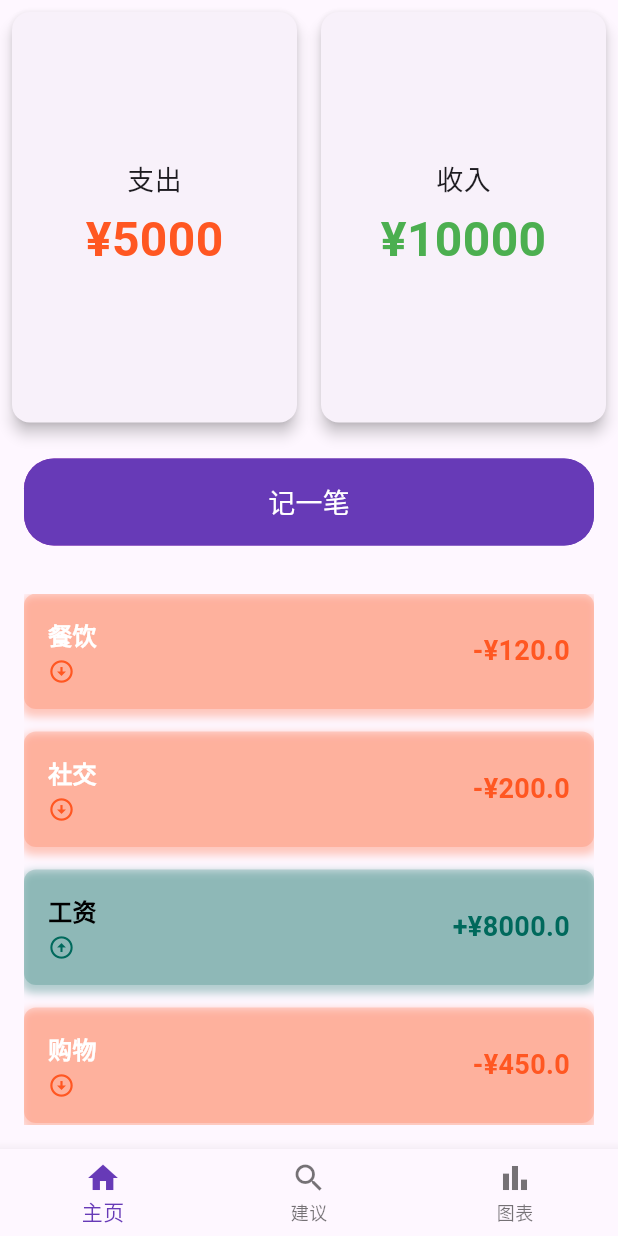
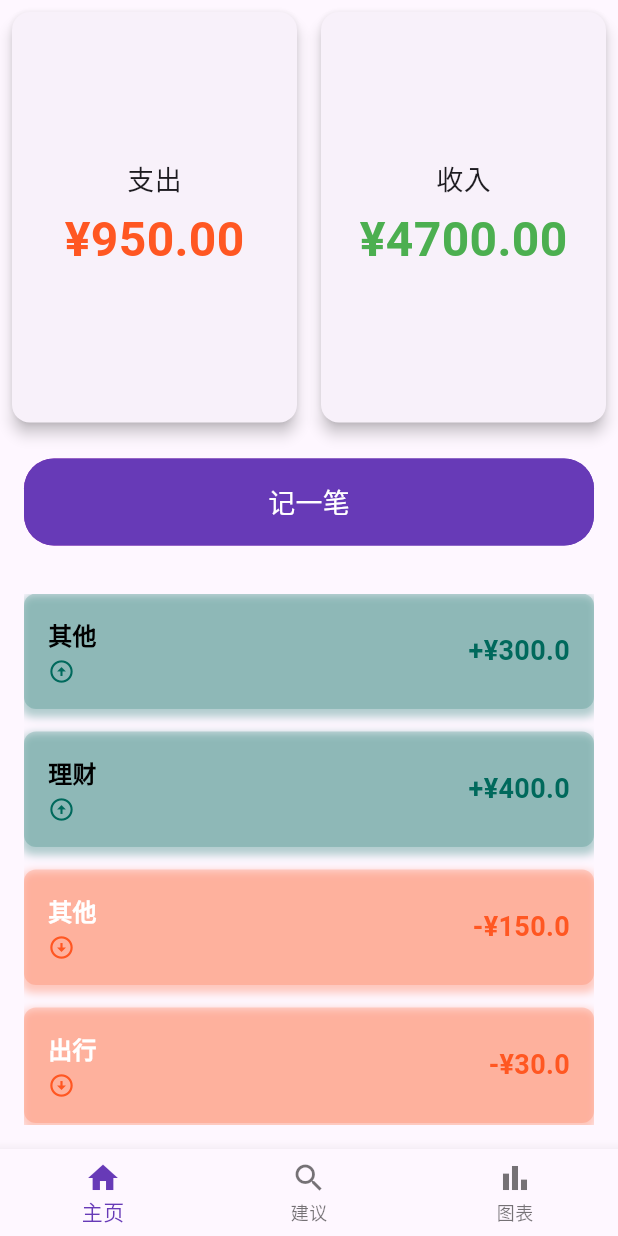
Before and after one commit to ChengHua926/agi_hackathon, a Flutter app: the screen it shows after launch, on a phone screen of 412 x 824 dp. Run offline on Flutter 3.47's test engine with Material 3 defaults, Android fonts, the phone set to English and light mode, and no system bars.

Commit message:
fixed spending order

```diff
--- a/lib/landingPage.dart
+++ b/lib/landingPage.dart
@@ -28,7 +28,17 @@ class _LandingPageState extends State<LandingPage> {
           children: [
             Expanded(
               flex: 3,
-              child: Stack(
+              child: Consumer<SpendingListProvider>(
+                builder: (context, spendingListProvider, child) {
+                  // Calculate totals
+                  double totalExpenses = spendingListProvider.spendings
+                      .where((spending) => spending.isExpense)
+                      .fold(0.0, (sum, item) => sum + item.amount);
+                  double totalIncome = spendingListProvider.spendings
+                      .where((spending) => !spending.isExpense)
+                      .fold(0.0, (sum, item) => sum + item.amount);
+
+                  return Stack(
                     alignment: Alignment.center,
                     children: [
                       Row(
@@ -39,18 +49,18 @@ class _LandingPageState extends State<LandingPage> {
                               elevation: 4.0,
                               child: Container(
                                 padding: const EdgeInsets.all(16.0),
-                            child: const Column(
+                                child: Column(
                                   mainAxisAlignment: MainAxisAlignment.center,
                                   crossAxisAlignment: CrossAxisAlignment.center,
                                   children: [
-                                Text(
+                                    const Text(
                                       "支出",
                                       style: TextStyle(fontSize: 18),
                                     ),
                                     SizedBox(height: 4.0),
                                     Text(
-                                  "¥5000",
-                                  style: TextStyle(
+                                      "¥${totalExpenses.toStringAsFixed(2)}",
+                                      style: const TextStyle(
                                         fontSize: 32,
                                         fontWeight: FontWeight.bold,
                                         color: Colors.deepOrange,
@@ -67,18 +77,18 @@ class _LandingPageState extends State<LandingPage> {
                               elevation: 4.0,
                               child: Container(
                                 padding: const EdgeInsets.all(16.0),
-                            child: const Column(
+                                child: Column(
                                   mainAxisAlignment: MainAxisAlignment.center,
                                   crossAxisAlignment: CrossAxisAlignment.center,
                                   children: [
-                                Text(
+                                    const Text(
                                       "收入",
                                       style: TextStyle(fontSize: 18),
                                     ),
                                     SizedBox(height: 4.0),
                                     Text(
-                                  "¥10000",
-                                  style: TextStyle(
+                                      "¥${totalIncome.toStringAsFixed(2)}",
+                                      style: const TextStyle(
                                         fontSize: 32,
                                         fontWeight: FontWeight.bold,
                                         color: Colors.green,
@@ -92,6 +102,8 @@ class _LandingPageState extends State<LandingPage> {
                         ],
                       ),
                     ],
+                  );
+                },
               ),
             ),
             Padding(
@@ -145,9 +157,10 @@ class _LandingPageState extends State<LandingPage> {
                 child: Consumer<SpendingListProvider>(
                   builder: (context, spendingListProvider, child) {
                     return ListView.builder(
+                      reverse: false, // This will reverse the order of the list items
                       itemCount: spendingListProvider.spendings.length,
                       itemBuilder: (context, index) {
-                        final spending = spendingListProvider.spendings[index];
+                        final spending = spendingListProvider.spendings[spendingListProvider.spendings.length - 1 - index]; // Access items from the end of the list
                         return Spending(
                           category: spending.category,
                           amount: spending.amount,
--- a/lib/provider/spending.dart
+++ b/lib/provider/spending.dart
@@ -7,12 +7,12 @@ class SpendingListProvider with ChangeNotifier {
   List<Spending> _spendings = [
     Spending(category: '餐饮', amount: 120.0, isExpense: true),
     Spending(category: '社交', amount: 200.0, isExpense: true),
-    Spending(category: '工资', amount: 8000.0, isExpense: false),
+    Spending(category: '工资', amount: 3500.0, isExpense: false),
     Spending(category: '购物', amount: 450.0, isExpense: true),
     Spending(category: '礼金', amount: 500.0, isExpense: false),
     Spending(category: '出行', amount: 30.0, isExpense: true),
     Spending(category: '其他', amount: 150.0, isExpense: true),
-    Spending(category: '理财', amount: 1200.0, isExpense: false),
+    Spending(category: '理财', amount: 400.0, isExpense: false),
     Spending(category: '其他', amount: 300.0, isExpense: false),
   ];
 
```
Also changed, not shown: lib/new.dart (+89 -86 lines). Lines whose indentation alone changed are shown as unchanged.
